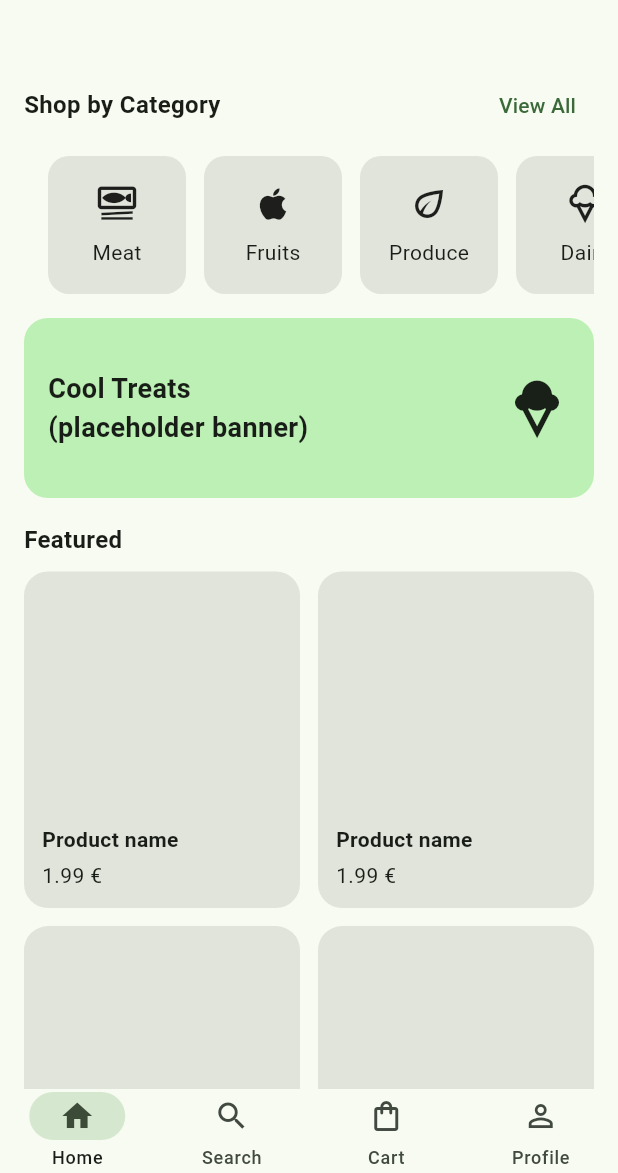
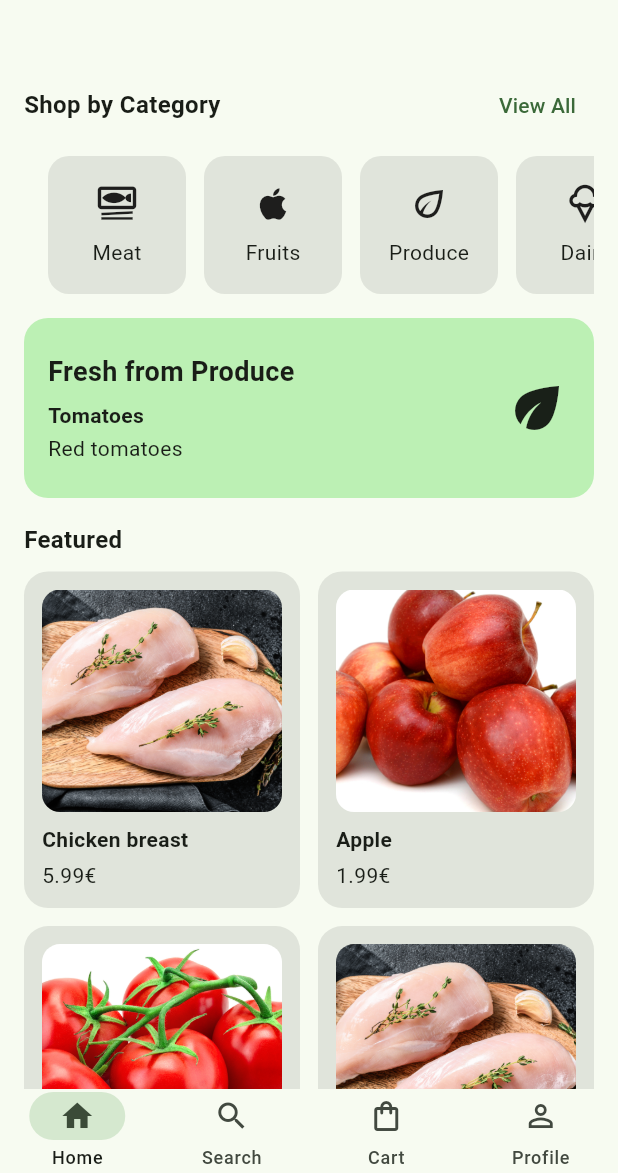
Before and after one commit to SofijaPetrovicc/ProjekatMITGroceryShop, a Flutter app: the screen it shows after launch, on a phone screen of 412 x 824 dp, the part 63-1236 px from its top. Run offline on Flutter 3.47's test engine with Material 3 defaults, Android fonts, the phone set to English and light mode, and no system bars.

Commit message:
Izmena izgleda home screen-a

```diff
--- a/lib/screens/home_screen.dart
+++ b/lib/screens/home_screen.dart
@@ -1,6 +1,7 @@
 import 'package:flutter/material.dart';
 import 'catalog/products_screen.dart';
 import 'search_screen.dart';
+import '../data/mock_products.dart';
 
 class HomeScreen extends StatelessWidget {
   const HomeScreen({super.key});
@@ -15,6 +16,23 @@
       ("Drinks", Icons.local_drink_outlined),
     ];
 
+    //ovo mi treba za baner
+    //uzimam sve proizovde i prolazim kroz njih jedan po jedan i uzimam samo one cija je kategorija produce
+    //pravim novu listu tih proizvoda
+    final producePicks= mockProducts
+          .where((p)=>p.category.toLowerCase()== 'produce')
+          .toList();
+          //ako ima bar jedan produce uzmi ga, ako ne onda prvi proizvod
+    final pick=producePicks.isNotEmpty ? producePicks.first:mockProducts.first;
+   // final featured= mockProducts.take(4).toList();
+
+    final featuredCategories=['meat','fruits','produce','diary'];
+    final featured=featuredCategories.map((cat){
+          return mockProducts.firstWhere(
+            (p)=>p.category.toLowerCase()==cat,
+            orElse: ()=> mockProducts.first,
+          );
+    }).toList();
     return Scaffold(
       appBar: AppBar(
         title: const Text('GroceryShop'),
@@ -105,6 +123,7 @@
           const SizedBox(height: 16),
 
           // Banner placeholder
+          /*
           Container(
             height: 120,
             padding: const EdgeInsets.all(16),
@@ -124,7 +143,57 @@
               ],
             ),
           ),
+        */
 
+        InkWell(
+          borderRadius: BorderRadius.circular(16),
+          onTap: (){
+            Navigator.push(
+              context,
+              MaterialPageRoute(
+                builder: (_)=> const ProductsScreen(title: 'Produce'),
+              ),
+              );
+          },
+          child: Container(
+            height: 120,
+            padding: const EdgeInsets.all(16),
+            decoration: BoxDecoration(
+                borderRadius: BorderRadius.circular(16),
+                color: Theme.of(context).colorScheme.primaryContainer,
+            ),
+            child: Row(
+              children: [
+                Expanded(
+                  child: Column(
+                    crossAxisAlignment: CrossAxisAlignment.start,
+                     mainAxisAlignment: MainAxisAlignment.center,
+                    children: [
+                        const Text(
+                          'Fresh from Produce',
+                          style: TextStyle(fontSize: 18, fontWeight: FontWeight.bold),
+                        ),
+                        const SizedBox(height: 6),
+                        Text(
+                          pick.name,
+                          maxLines: 1,
+                          overflow: TextOverflow.ellipsis,
+                          style: const TextStyle(fontWeight: FontWeight.w600),
+                        ),
+                        const SizedBox(height:2),
+                        Text(
+                          pick.description,
+                          maxLines:1,
+                          overflow: TextOverflow.ellipsis,
+                        ),
+                    ],
+                    ),
+                  ),
+                  const Icon(Icons.eco,size:44),
+              ],
+              ),
+          ),
+        ),
           const SizedBox(height: 16),
 
           const Text(
@@ -137,7 +206,8 @@
           GridView.builder(
             shrinkWrap: true,
             physics: const NeverScrollableScrollPhysics(),
-            itemCount: 4,
+           // itemCount: 4,
+           itemCount: featured.length,
             gridDelegate: const SliverGridDelegateWithFixedCrossAxisCount(
               crossAxisCount: 2,
               childAspectRatio: 0.82,
@@ -145,6 +215,7 @@
               mainAxisSpacing: 12,
             ),
             itemBuilder: (context, i) {
+              final p=featured[i];
               return Container(
                 padding: const EdgeInsets.all(12),
                 decoration: BoxDecoration(
@@ -153,18 +224,32 @@
                 ),
                 child: Column(
                   crossAxisAlignment: CrossAxisAlignment.start,
-                  children: const [
+                  children:  [
                     Expanded(
                       child: ClipRRect(
                         borderRadius: BorderRadius.all(Radius.circular(12)),
-                        child: ColoredBox(color: Colors.black12),
+                       // child: ColoredBox(color: Colors.black12),
+                          child: Image.asset(
+                            p.imageAsset,
+                            fit: BoxFit.cover,
+                            width: double.infinity,
+                          ),
                       ),
                     ),
                     SizedBox(height: 8),
-                    Text('Product name', maxLines: 1, overflow: TextOverflow.ellipsis,
+                   /* Text('Product name', maxLines: 1, overflow: TextOverflow.ellipsis,
                         style: TextStyle(fontWeight: FontWeight.bold)),
                     SizedBox(height: 4),
                     Text('1.99 €'),
+                    */
+                    Text(
+                      p.name,
+                      maxLines: 1,
+                      overflow: TextOverflow.ellipsis,
+                      style: const TextStyle(fontWeight: FontWeight.bold),
+                    ),
+                    const SizedBox(height: 4),
+                    Text('${p.price.toStringAsFixed(2)}€'),
                   ],
                 ),
               );
```
